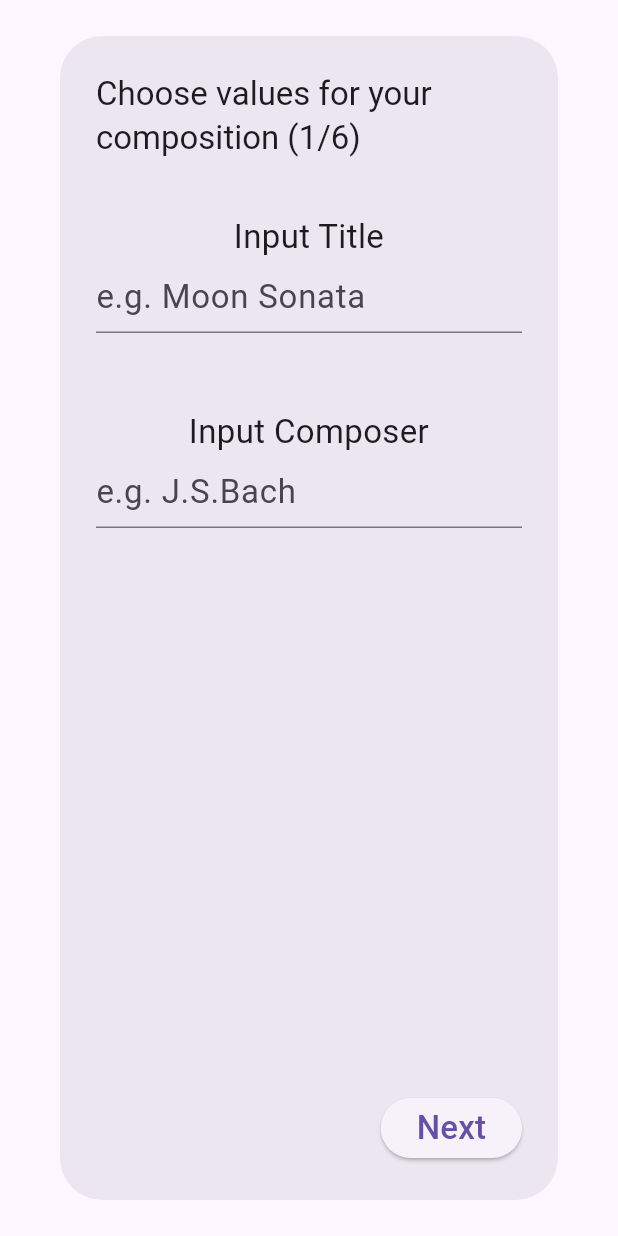
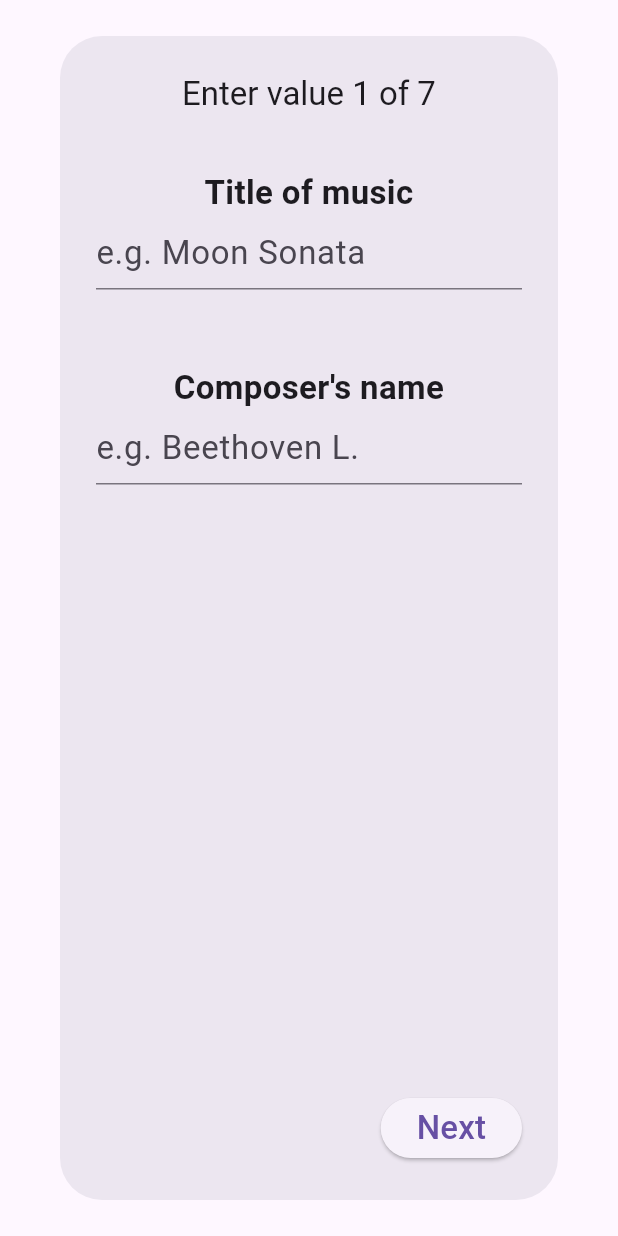
Before and after one commit to shchnad/cell_notation_app, a Flutter app: the CreateCompositionDialog widget shown alone on an empty page, opened directly, on a phone screen of 412 x 824 dp. Run offline on Flutter 3.47's test engine with Material 3 defaults, Android fonts, the phone set to English and light mode, and no system bars; our stand-ins replace cloud_firestore, firebase_auth, firebase_core, google_sign_in; accounts and stored records are empty.

Commit message:
dialog done

```diff
--- a/lib/dialog/create_composition_dialog.dart
+++ b/lib/dialog/create_composition_dialog.dart
@@ -3,6 +3,7 @@ import '../enums/instrument.dart';
 import '../enums/style.dart';
 import '../enums/beat_duration.dart';
 import '../services/content_filter_service.dart';
+import '../enums/tempo.dart';
 
 class CreateCompositionDialog extends StatefulWidget {
   const CreateCompositionDialog({super.key});
@@ -17,28 +18,32 @@ class _CreateCompositionDialogState
 
   int step = 0;
 
-  // TITLE
+  // 1 - TITLE
   final titleController = TextEditingController();
   final composerController = TextEditingController();
 
-  // STYLE
+  // 2 - STYLE
   Style selectedStyle = Style.none;
 
-  // INSTRUMENT
+  // 3 - INSTRUMENT
   Instrument selectedInstrument = Instrument.none;
   final customInstrumentController = TextEditingController();
   bool useCustomInstrument = false;
 
-  // TONALITY
+  // 4 - TONALITY
   String scale = "natural major";
   String tonic = "C";
 
-  // GRID
-  int beatCount = 16;
+  // 5 - BEAT DURATION
+  BeatDuration beatDuration = BeatDuration.quarter;
+
+  // 6 - TEMPO
+  Tempo selectedTempo = Tempo.lento;
+
+  // 7 - COLUMNS ADDING
+  int beatCount = 0;
   int beatsPerMeasure = 4;
 
-  // DURATION
-  BeatDuration beatDuration = BeatDuration.quarter;
 
   @override
   void dispose() {
@@ -76,16 +81,14 @@ class _CreateCompositionDialogState
 
   void createComposition() {
     final instrument = getFinalInstrument();
-
-    // HERE YOU WILL PASS DATA TO GRID ENGINE
     debugPrint("TITLE: ${titleController.text}");
     debugPrint("COMPOSER: ${composerController.text}");
     debugPrint("STYLE: ${selectedStyle.name}");
     debugPrint("INSTRUMENT: $instrument");
     debugPrint("TONALITY: $scale $tonic");
+    debugPrint("TEMPO: ${selectedTempo.name}");
     debugPrint("BEAT COUNT: $beatCount");
     debugPrint("BPM TYPE: ${beatDuration.name}");
-
     Navigator.pop(context);
   }
 
@@ -94,7 +97,7 @@ class _CreateCompositionDialogState
     return AlertDialog(
       title: Center(
         child: Text(
-          "Choose values for your composition (${step + 1}/6)",
+          "Enter value ${step + 1} of 7",
           style: const TextStyle(fontSize: 22),
         ),
       ),
@@ -107,7 +110,7 @@ class _CreateCompositionDialogState
         if (step > 0)
           TextButton(
             onPressed: () => setState(() => step--),
-            child: const Text("Back", style: TextStyle(fontSize: 22),),
+            child: const Text("Back", style: TextStyle(fontSize: 22)),
           ),
         ElevatedButton(
           onPressed: () {
@@ -117,49 +120,64 @@ class _CreateCompositionDialogState
                 ScaffoldMessenger.of(context).showSnackBar(
                   const SnackBar(
                     content: Text(
-                      "Enter title and composer",
-                      style: TextStyle(fontSize: 16),
+                      "Enter content",
+                      style: TextStyle(fontSize: 22),
                     ),
                   ),
                 );
                 return;
               }
-
               if (!ContentFilterService.isValid(titleController.text) ||
                   !ContentFilterService.isValid(composerController.text)) {
                 ScaffoldMessenger.of(context).showSnackBar(
                   const SnackBar(
                     content: Text(
                       "Invalid content",
-                      style: TextStyle(fontSize: 16),
+                      style: TextStyle(fontSize: 22),
                     ),
                   ),
                 );
                 return;
               }
             }
-
-            if (step < 5) {
+            if (step < 6) {
               setState(() => step++);
             } else {
-              createComposition();
+               {
+                Navigator.pop(context, {
+                  "title": titleController.text.trim(),
+                  "composer": composerController.text.trim(),
+                  "style": selectedStyle,
+                  "instrument": getFinalInstrument(),
+                  "scale": scale,
+                  "tonic": tonic,
+                  "beatDuration": beatDuration,
+                  "tempo": selectedTempo,
+                  "beatCount": beatCount,
+                  "beatsPerMeasure": beatsPerMeasure,
+                });
+              }
             }
           },
-          child: Text(step == 5 ? "Create" : "Next", style: TextStyle(fontSize: 22)),
+          child: Text(step == 6 ? "Create" : "Next",
+              style: TextStyle(fontSize: 22)),
         ),
       ],
     );
   }
 
+
   Widget _buildStep() {
     switch (step) {
 
-    // TITLE
+    // 1 - TITLE
       case 0:
         return ListView(
           children: [
             const SizedBox(height: 20),
-            const Text("Input Title", style: TextStyle(fontSize: 22), textAlign: TextAlign.center),
+            const Text("Title of music",
+                style: TextStyle(fontSize: 22, fontWeight: FontWeight.bold),
+                textAlign: TextAlign.center),
             TextField(
               controller: titleController,
               style: TextStyle(fontSize: 22, color: Colors.indigo),
@@ -168,23 +186,27 @@ class _CreateCompositionDialogState
               ),
             ),
             const SizedBox(height: 50),
-            const Text("Input Composer", style: TextStyle(fontSize: 22), textAlign: TextAlign.center),
+            const Text("Composer's name",
+                style: TextStyle(fontSize: 22, fontWeight: FontWeight.bold),
+                textAlign: TextAlign.center
+            ),
             TextField(
               controller: composerController,
               style: TextStyle(fontSize: 22, color: Colors.indigo),
               decoration: const InputDecoration(
-                hintText: "e.g. J.S.Bach",
+                hintText: "e.g. Beethoven L.",
               ),
             ),
           ],
         );
 
-    // STYLE
+    // 2 - STYLE
       case 1:
         return Column(
           children: [
           const SizedBox(height: 20),
-          const Text("Choose Style", style: TextStyle(fontSize: 22)),
+          const Text("Style",
+              style: TextStyle(fontSize: 22, fontWeight: FontWeight.bold)),
           SingleChildScrollView(
           child: Wrap(
             spacing: 10,
@@ -205,14 +227,15 @@ class _CreateCompositionDialogState
         ),
     ],);
 
-    // INSTRUMENT
+    // 3 - INSTRUMENT
       case 2:
         return SingleChildScrollView(
           child: Column(
             // crossAxisAlignment: CrossAxisAlignment.start,
             children: [
               const SizedBox(height: 20),
-              const Text("Choose Instrument", style: TextStyle(fontSize: 22)),
+              const Text("Instrument",
+                  style: TextStyle(fontSize: 22, fontWeight: FontWeight.bold)),
               Wrap(
                 spacing: 10,
                 runSpacing: 10,
@@ -234,9 +257,7 @@ class _CreateCompositionDialogState
                   );
                 }).toList(),
               ),
-
               const SizedBox(height: 20),
-
               // CUSTOM INSTRUMENT
               RadioListTile<bool>(
                 title: const Text("Custom instrument"),
@@ -247,7 +268,6 @@ class _CreateCompositionDialogState
                   selectedInstrument = Instrument.none;
                 }),
               ),
-
               if (useCustomInstrument)
                 Padding(
                   padding: const EdgeInsets.symmetric(horizontal: 8),
@@ -255,7 +275,7 @@ class _CreateCompositionDialogState
                     controller: customInstrumentController,
                     decoration: const InputDecoration(
                       border: OutlineInputBorder(),
-                      hintText: "e.g. Electric Synth Pad",
+                      hintText: "type your instrument",
                     ),
                   ),
                 ),
@@ -263,19 +283,16 @@ class _CreateCompositionDialogState
           ),
         );
 
-    // TONALITY
+    // 4 - TONALITY
       case 3:
         return SingleChildScrollView(
           child: Column(
             crossAxisAlignment: CrossAxisAlignment.center,
             children: [
-
-              const Text("Choose Tonality", style: TextStyle(fontSize: 22)),
               const SizedBox(height: 50),
-
               // SCALE SECTION
-              const Text("Choose Scale", style: TextStyle(fontSize: 22)),
-
+              const Text("Scale",
+                  style: TextStyle(fontSize: 22, fontWeight: FontWeight.bold)),
               Wrap(
                 spacing: 10,
                 runSpacing: 10,
@@ -295,14 +312,11 @@ class _CreateCompositionDialogState
                   );
                 }).toList(),
               ),
-
               const SizedBox(height: 50),
-
               // TONIC SECTION
               const Text(
-                "Choose Tonic",
-                style: TextStyle(fontSize: 22)),
-
+                "Tonic",
+                style: TextStyle(fontSize: 22, fontWeight: FontWeight.bold)),
               Wrap(
                 spacing: 10,
                 runSpacing: 10,
@@ -329,41 +343,97 @@ class _CreateCompositionDialogState
           ),
         );
 
-    // DURATION
+
+    // 5 - BEAT DURATION
       case 4:
-        return ListView(
-          children: BeatDuration.values.map((d) {
-            return RadioListTile(
-              title: Text(beatLabel(d), style: TextStyle(fontSize: 22)),
-              value: d,
-              groupValue: beatDuration,
-              onChanged: (v) => setState(() => beatDuration = v!),
-            );
-          }).toList(),
+        return SingleChildScrollView(
+          child: Column(
+            crossAxisAlignment: CrossAxisAlignment.start,
+            children: [
+              const SizedBox(height: 20),
+
+              const Center(
+                child: Text("Beat Duration",
+                  style: TextStyle(fontSize: 22, fontWeight: FontWeight.bold),
+                ),
+              ),
+              const SizedBox(height: 20),
+              ...BeatDuration.values.map((d) {
+                return RadioListTile<BeatDuration>(
+                  title: Text(
+                    beatLabel(d),
+                    style: const TextStyle(fontSize: 20),
+                  ),
+                  value: d,
+                  groupValue: beatDuration,
+                  onChanged: (value) {
+                    setState(() {
+                      beatDuration = value!;
+                    });
+                  },
+                );
+              }),
+            ],
+          ),
         );
 
-    // GRID
+
+    // 6 - TEMPO
       case 5:
+        return Column(
+          children: [
+            const SizedBox(height: 20),
+            const Text("Tempo",
+                style: TextStyle(fontSize: 22, fontWeight: FontWeight.bold)),
+            SingleChildScrollView(
+              child: Wrap(
+                spacing: 10,
+                runSpacing: 10,
+                children: Tempo.values.map((s) {
+                  return SizedBox(
+                    width: 260, // controls 2 columns
+                    child: RadioListTile<Tempo>(
+                      dense: true,
+                      title: Text(s.name, style: TextStyle(fontSize: 22),),
+                      value: s,
+                      groupValue: selectedTempo,
+                      onChanged: (v) => setState(() => selectedTempo = v!),
+                    ),
+                  );
+                }).toList(),
+              ),
+            ),
+          ],);
+
+
+    // 7 - COLUMNS ADDING
+      case 6:
         return ListView(
           children: [
             TextField(
+              style: TextStyle(fontSize: 22, color: Colors.indigo),
               decoration: const InputDecoration(
-                labelText: "Beat count",
+                labelText: "Number of beats to add",
+                  labelStyle: TextStyle(fontSize: 22, fontWeight: FontWeight.bold)
               ),
               keyboardType: TextInputType.number,
               onChanged: (v) =>
-              beatCount = int.tryParse(v) ?? 16,
+              beatCount = int.tryParse(v) ?? 0,
             ),
+            const SizedBox(height: 20),
             TextField(
+              style: TextStyle(fontSize: 22, color: Colors.indigo),
               decoration: const InputDecoration(
-                labelText: "Beats per measure",
+                labelText: "Number of beats per measure",
+                  labelStyle: TextStyle(fontSize: 22, fontWeight: FontWeight.bold)
               ),
               keyboardType: TextInputType.number,
               onChanged: (v) =>
-              beatsPerMeasure = int.tryParse(v) ?? 4,
+              beatsPerMeasure = int.tryParse(v) ?? 0,
             ),
           ],
         );
+
 
       default:
         return const SizedBox();
--- a/lib/main.dart
+++ b/lib/main.dart
@@ -1,5 +1,5 @@
 import 'package:cell_notation_app/screens/composition_screen.dart';
-import 'package:cell_notation_app/screens/main_shell.dart';
+import 'package:cell_notation_app/navigation/main_shell.dart';
 import 'package:flutter/material.dart';
 import 'package:firebase_core/firebase_core.dart';
 import 'package:firebase_auth/firebase_auth.dart';
--- a/lib/models/beat_model.dart
+++ b/lib/models/beat_model.dart
@@ -2,12 +2,16 @@ import 'note_model.dart';
 
 class Beat {
   final String id;
+  final double beatDuration;
+  final int beatPerMeasure;
   final int index;
   final List<Note> notes;
 
   const Beat({
     required this.id,
     required this.index,
+    required this.beatDuration,
+    required this.beatPerMeasure,
     required this.notes,
   });
 }
--- a/lib/screens/home_screen.dart
+++ b/lib/screens/home_screen.dart
@@ -75,12 +75,12 @@ class _HomeScreenState extends State<HomeScreen> {
                         foregroundColor: Colors.blue.shade900,
                       ),
                       onPressed: () async {
-
-                        await showDialog(
+                        final data = await showDialog<Map<String, dynamic>>(
                           context: context,
                           barrierDismissible: false,
                           builder: (_) => const CreateCompositionDialog(),
                         );
+                        if (data == null) return;
                       },
                       child: const Text(
                         "Create Cellnotation",
```
Also changed, not shown: lib/models/composition_model.dart (+3 -5 lines), lib/navigation/main_shell.dart (renamed from lib/screens/main_shell.dart, +4 -4 lines), lib/screens/composition_screen.dart (+2 -8 lines), lib/services/service_for_data.dart (deleted, +0 -15 lines), lib/services/tonality_engine.dart (+2 -5 lines), lib/services/tonality_service.dart (+39 -68 lines), lib/widgets/beat_widget.dart (renamed from lib/screens/beat_widget.dart), lib/widgets/note_widget.dart (renamed from lib/screens/note_widget.dart).
